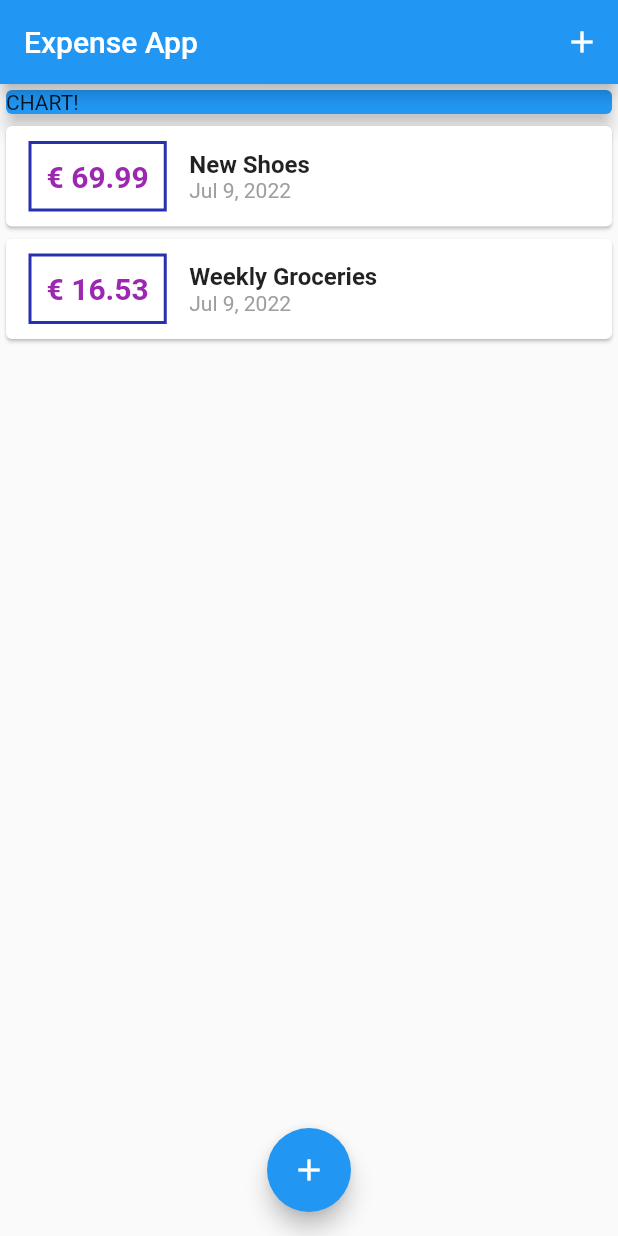
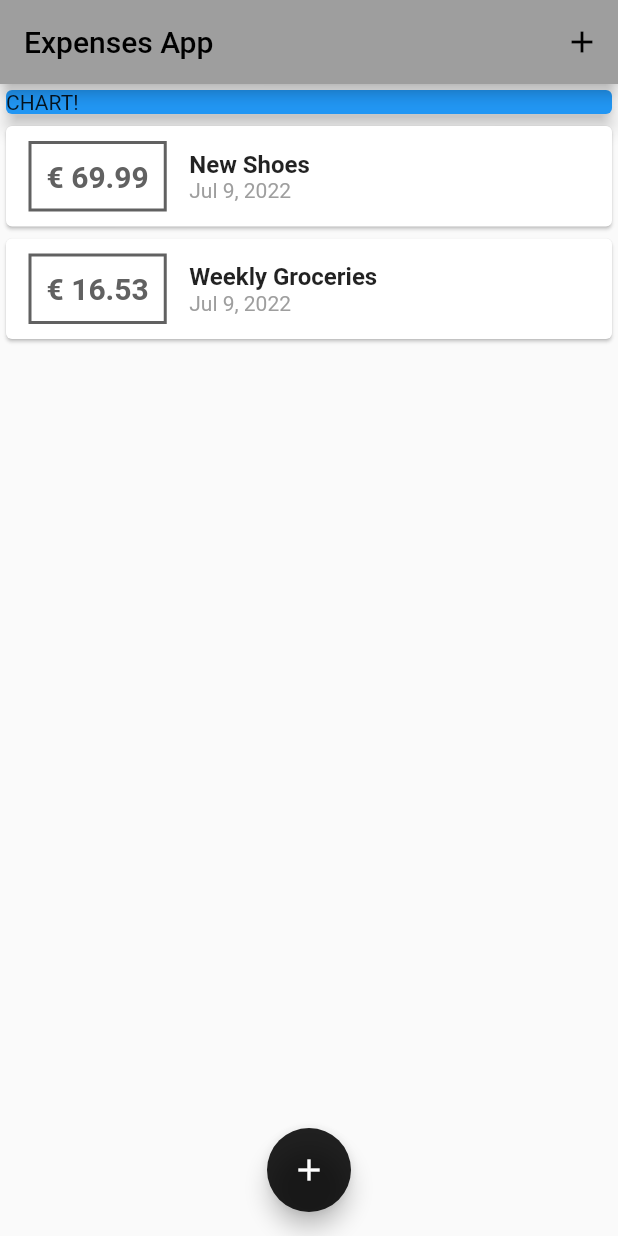
Before and after one commit to BenyNtb/flutter_expenses_app, a Flutter app: the screen it shows after launch, on a phone screen of 412 x 824 dp. Run offline on Flutter 3.47's test engine with Material 2 defaults, Android fonts, the phone set to English and light mode, and no system bars.

Commit message:
Configuring Themes

```diff
--- a/lib/main.dart
+++ b/lib/main.dart
@@ -1,5 +1,4 @@
 import 'package:flutter/material.dart';
-import 'package:flutter_complete_guide/widgets/transaction_list.dart';
 import './widgets/new_transaction.dart';
 
 import './widgets/transaction_list.dart';
@@ -11,7 +10,12 @@ class MyApp extends StatelessWidget {
   @override
   Widget build(BuildContext context) {
     return MaterialApp(
-      title: 'Expense App',
+      title: 'Expenses App',
+      theme: ThemeData(
+        primarySwatch: Colors.grey,
+        accentColor: Colors.black87,
+
+      ),
       home: MyHomePage(),
     );
   }
@@ -68,7 +72,7 @@ class _MyHomePageState extends State<MyHomePage> {
   Widget build(BuildContext context) {
     return Scaffold(
       appBar: AppBar(
-        title: Text('Expense App'),
+        title: Text('Expenses App'),
         actions: <Widget>[
           IconButton(
             icon: Icon(Icons.add),
--- a/lib/widgets/transaction_list.dart
+++ b/lib/widgets/transaction_list.dart
@@ -24,7 +24,7 @@ class TransactionList extends StatelessWidget {
                   ),
                   decoration: BoxDecoration(
                     border: Border.all(
-                      color: Color.fromARGB(255, 39, 48, 176),
+                      color: Theme.of(context).primaryColorDark,
                       width: 2,
                     ),
                   ),
@@ -34,7 +34,7 @@ class TransactionList extends StatelessWidget {
                     style: TextStyle(
                       fontWeight: FontWeight.bold,
                       fontSize: 20,
-                      color: Colors.purple,
+                      color: Theme.of(context).primaryColorDark,
                     ),
                   ),
                 ),
```
